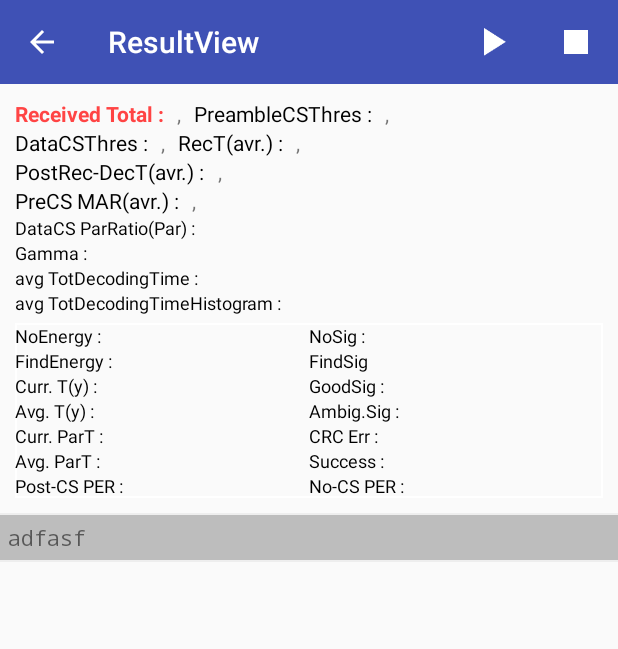
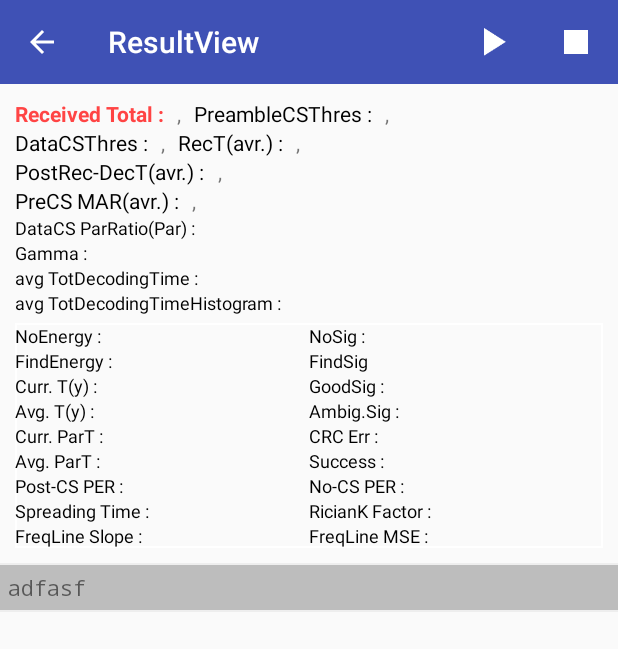
Before and after one commit to Blankymunn3/CoreTestApp, an Android app: the ResultActivity screen opened directly, with no data from a screen before it, on a phone screen of 412 x 824 dp. Shown: the top 649 px of the screen. Run offline under Robolectric (Android 15) with nearby library versions, the phone set to English and light mode, and no system bars; our stand-ins replace ButterKnife; libraries missing offline, so code that uses them is left out: com.soundlly.standalone; 2 statements that could not run were skipped.

Commit message:
Add Decoding Parameters
Parameters
- SpreadingTime
- RicianKFactor
- FreqLineSlope
- FreqLineMSEdB

```diff
--- a/app/src/main/AndroidManifest.xml
+++ b/app/src/main/AndroidManifest.xml
@@ -11,7 +11,8 @@
         android:roundIcon="@mipmap/ic_launcher_round"
         android:supportsRtl="true"
         android:largeHeap="true"
-        android:theme="@style/AppTheme">
+        android:theme="@style/AppTheme"
+        android:screenOrientation="portrait">
         <activity android:name=".activity.MainActivity"
             android:theme="@style/AppTheme.NoActionBar"> >
             <intent-filter>
--- a/app/src/main/java/io/bitsound/coretestapp/activity/ResultActivity.java
+++ b/app/src/main/java/io/bitsound/coretestapp/activity/ResultActivity.java
@@ -116,6 +116,14 @@ public class ResultActivity extends AppCompatActivity implements ResultView {
     public TextView postCsPerText;
     @BindView(R.id.no_cs_per_textview)
     public TextView noCsPerText;
+    @BindView(R.id.spreading_time)
+    public TextView spreadingTimeText;
+    @BindView(R.id.riciank_factor)
+    public TextView ricianKFactorText;
+    @BindView(R.id.freqline_slope)
+    public TextView freqLineSlopeText;
+    @BindView(R.id.freqline_mse_db)
+    public TextView freqLineMsedBText;
 
 
     @Override
@@ -314,6 +322,15 @@ public class ResultActivity extends AppCompatActivity implements ResultView {
         postCsPerText.setText(dataFormat.format(resultPresenter.getPostCsPer()) + " %");
         // no cs per
         noCsPerText.setText(dataFormat.format(resultPresenter.getNoCsPer()) + " %");
+        // Spreading Time
+        spreadingTimeText.setText(dataFormat.format(resultPresenter.getSpreadingTime()) + " s");
+        // Rician K Factor
+        ricianKFactorText.setText(dataFormat.format(resultPresenter.getRicianKFactor()) + " dB");
+        // Freq Line Slope
+        freqLineSlopeText.setText(dataFormat.format(resultPresenter.getFreqLineSlope()));
+        // Freq Line MSE
+        freqLineMsedBText.setText(dataFormat.format(resultPresenter.getFreqLineMSEdB()) + " dB");
+
 
         long[] totReceivedTimeHistogram = resultPresenter.getTotReceivedTimeHistogram();
         int[] tryCountHistogram = resultPresenter.getTryCountHistogram();
@@ -420,7 +437,10 @@ public class ResultActivity extends AppCompatActivity implements ResultView {
                 boolean dataCsResult = intent.getBooleanExtra("extra_data_cs_result", false);
                 double currT = intent.getDoubleExtra("extra_curr_t", 0.0f);
                 long totReceivedTime = intent.getLongExtra("extra_tot_received_time", -1);
-
+                double spreadingTime = intent.getDoubleExtra("extra_spreading_time", 0.0);
+                double ricianKFactor = intent.getDoubleExtra("extra_riciankfactordB", 0.0);
+                double freqLineSlope = intent.getDoubleExtra("extra_freqlineslope", 0.0);
+                double freqLineMSEdB = intent.getDoubleExtra("extra_freqlinemsedB", 0.0);
 
                 Log.i("ACTION_DONE_DECODE D", String.valueOf(procTime));
                 Log.i("ACTION_DONE_DECODE E", String.valueOf(energyDetectTime));
@@ -428,7 +448,7 @@ public class ResultActivity extends AppCompatActivity implements ResultView {
                 resultPresenter.addResultItem(tryCnt, code, procTime,
                         isEnergyDetect, energyDetectTime, detection, decoding, snr, preambleJcsMar,
                         dataJcsParRatioGeqCounter, dataJcsParGeqCounter, preambleCsResult, dataCsResult,
-                        currT, totReceivedTime);
+                        currT, totReceivedTime, spreadingTime, ricianKFactor, freqLineSlope, freqLineMSEdB);
             }
         }
     };
--- a/app/src/main/java/io/bitsound/coretestapp/presenters/ResultPresenter.java
+++ b/app/src/main/java/io/bitsound/coretestapp/presenters/ResultPresenter.java
@@ -74,6 +74,10 @@ public class ResultPresenter implements Presenter {
     private int totSuccess;
     private double totCurrT;
     private double lastCurrT;
+    private double mSpreadingTime;
+    private double mRicianKFactor;
+    private double mFreqLineSlope;
+    private double mFreqLineMSEdB;
 
     // 응답시간 통계
     private long[] totReceivedTimeHistogram = new long[SDK_RETRY_COUNT];
@@ -385,6 +389,22 @@ public class ResultPresenter implements Presenter {
         return tryCountHistogram;
     }
 
+    public double getSpreadingTime() {
+        return mSpreadingTime;
+    }
+
+    public double getRicianKFactor() {
+        return mRicianKFactor;
+    }
+
+    public double getFreqLineSlope() {
+        return mFreqLineSlope;
+    }
+
+    public double getFreqLineMSEdB() {
+        return mFreqLineMSEdB;
+    }
+
     public void startSoundllySDK() {
         this.isRunning = true;
         Soundlly.startDetect(false);
@@ -402,7 +422,7 @@ public class ResultPresenter implements Presenter {
     public void addResultItem(int tryCnt, long code, double procTime, boolean isEnergyDetect, long energyDetectTime,
                               boolean detection, boolean decoding, double snr, double preambleJcsMar,
                               int dataJcsParRatioGeqCounter, int dataJcsParGeqCounter, boolean preambleCsResult,
-                              boolean dataCsResult, double currT, long totRecTime) {
+                              boolean dataCsResult, double currT, long totRecTime, double spreadingTime, double ricianKFactor, double freqLineSlope, double freqLineMSEdB) {
         if (totRecTryCount <= 0 || testCount < totRecTryCount) {
             testCount++;
 
@@ -478,6 +498,12 @@ public class ResultPresenter implements Presenter {
                 task.execute();
             }
             lastProcTime = 0;
+
+
+            mSpreadingTime = spreadingTime;
+            mRicianKFactor = ricianKFactor;
+            mFreqLineSlope = freqLineSlope;
+            mFreqLineMSEdB = freqLineMSEdB;
         }
     }
 
--- a/app/src/main/res/layout/activity_result.xml
+++ b/app/src/main/res/layout/activity_result.xml
@@ -490,6 +490,90 @@
                         android:textColor="@android:color/black"/>
                 </LinearLayout>
             </LinearLayout>
+            <LinearLayout
+                android:layout_width="match_parent"
+                android:layout_height="wrap_content"
+                android:orientation="horizontal">
+                <LinearLayout
+                    android:layout_width="0dp"
+                    android:layout_height="wrap_content"
+                    android:layout_weight="1"
+                    android:orientation="horizontal">
+                    <TextView
+                        android:layout_width="wrap_content"
+                        android:layout_height="wrap_content"
+                        android:textSize="12sp"
+                        android:text="@string/spreading_time"
+                        android:textColor="@android:color/black"
+                        android:layout_marginRight="5dp"/>
+                    <TextView
+                        android:id="@+id/spreading_time"
+                        android:layout_width="wrap_content"
+                        android:layout_height="wrap_content"
+                        android:textSize="12sp"
+                        android:textColor="@android:color/black"/>
+                </LinearLayout>
+                <LinearLayout
+                    android:layout_width="0dp"
+                    android:layout_height="wrap_content"
+                    android:layout_weight="1">
+                    <TextView
+                        android:layout_width="wrap_content"
+                        android:layout_height="wrap_content"
+                        android:textSize="12sp"
+                        android:text="@string/riciank_factor"
+                        android:textColor="@android:color/black"
+                        android:layout_marginRight="5dp"/>
+                    <TextView
+                        android:id="@+id/riciank_factor"
+                        android:layout_width="wrap_content"
+                        android:layout_height="wrap_content"
+                        android:textSize="12sp"
+                        android:textColor="@android:color/black"/>
+                </LinearLayout>
+            </LinearLayout>
+            <LinearLayout
+                android:layout_width="match_parent"
+                android:layout_height="wrap_content"
+                android:orientation="horizontal">
+                <LinearLayout
+                    android:layout_width="0dp"
+                    android:layout_height="wrap_content"
+                    android:layout_weight="1"
+                    android:orientation="horizontal">
+                    <TextView
+                        android:layout_width="wrap_content"
+                        android:layout_height="wrap_content"
+                        android:textSize="12sp"
+                        android:text="@string/freqline_slope"
+                        android:textColor="@android:color/black"
+                        android:layout_marginRight="5dp"/>
+                    <TextView
+                        android:id="@+id/freqline_slope"
+                        android:layout_width="wrap_content"
+                        android:layout_height="wrap_content"
+                        android:textSize="12sp"
+                        android:textColor="@android:color/black"/>
+                </LinearLayout>
+                <LinearLayout
+                    android:layout_width="0dp"
+                    android:layout_height="wrap_content"
+                    android:layout_weight="1">
+                    <TextView
+                        android:layout_width="wrap_content"
+                        android:layout_height="wrap_content"
+                        android:textSize="12sp"
+                        android:text="@string/freqline_mse_db"
+                        android:textColor="@android:color/black"
+                        android:layout_marginRight="5dp"/>
+                    <TextView
+                        android:id="@+id/freqline_mse_db"
+                        android:layout_width="wrap_content"
+                        android:layout_height="wrap_content"
+                        android:textSize="12sp"
+                        android:textColor="@android:color/black"/>
+                </LinearLayout>
+            </LinearLayout>
         </LinearLayout>
     </LinearLayout>
 
--- a/app/src/main/res/layout/dialog_detect_param.xml
+++ b/app/src/main/res/layout/dialog_detect_param.xml
@@ -24,6 +24,6 @@
         android:id="@+id/gamma_edittext"
         android:layout_width="match_parent"
         android:layout_height="wrap_content"
-        android:inputType="numberSigned"
+        android:inputType="numberDecimal|numberSigned"
         android:hint="@string/gamma_hint_text"/>
 </LinearLayout>
--- a/app/src/main/res/values/strings.xml
+++ b/app/src/main/res/values/strings.xml
@@ -49,6 +49,10 @@
     <string name="post_cs_per_text">Post-CS PER :</string>
     <string name="avg_part_text">Avg. ParT :</string>
     <string name="no_cs_per_text">No-CS PER :</string>
+    <string name="spreading_time">Spreading Time :</string>
+    <string name="riciank_factor">RicianK Factor :</string>
+    <string name="freqline_slope">FreqLine Slope :</string>
+    <string name="freqline_mse_db">FreqLine MSE :</string>
     <string name="try_count_text">tryCnt:</string>
     <string name="is_energy_detect_text">isEnergyDetect :</string>
     <string name="preamble_cs_result_text">PreambleCSresult :</string>
```
Also changed, not shown: app/src/main/java/io/bitsound/coretestapp/presenters/MainPresenter.java (+9 -0 lines).
